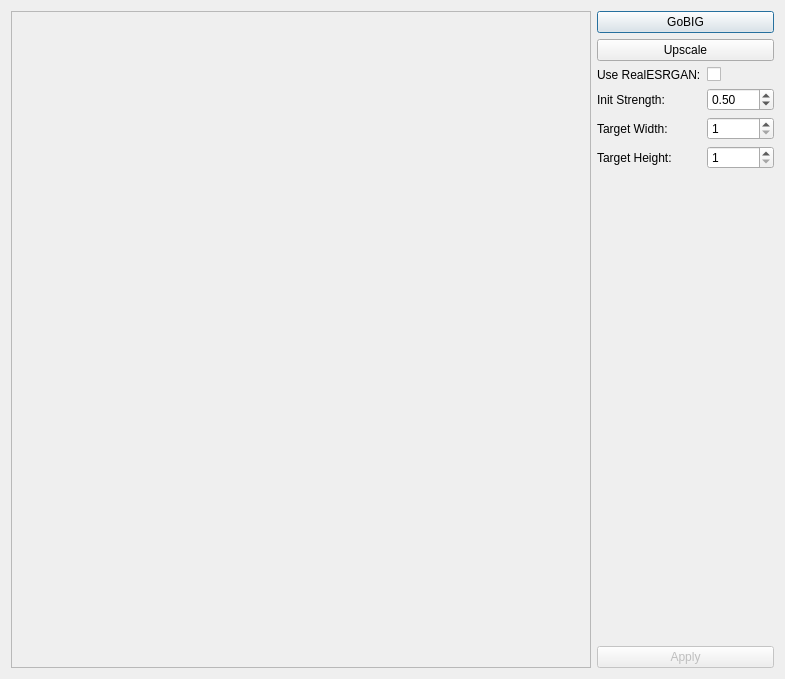
Before: the Qt Designer form image_ai_utils/ui/upscale_dialog.ui in qweryty/image-ai-utils-krita, drawn with Qt 5.
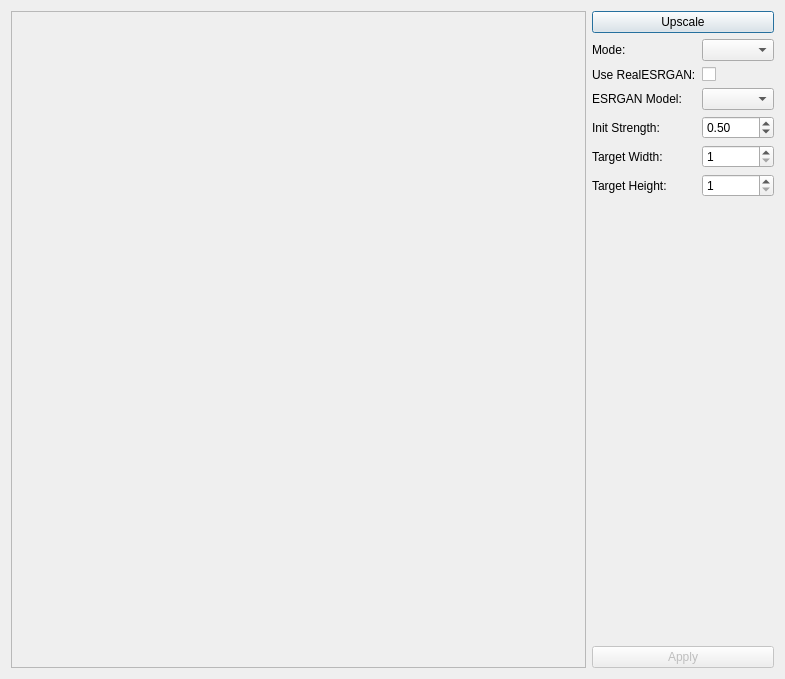
After: the same form once the commit is applied.

Diff of the .ui file:
```diff
--- a/image_ai_utils/ui/upscale_dialog.ui
+++ b/image_ai_utils/ui/upscale_dialog.ui
@@ -26,7 +26,7 @@
          <rect>
           <x>0</x>
           <y>0</y>
-          <width>559</width>
+          <width>554</width>
           <height>655</height>
          </rect>
         </property>
@@ -44,13 +44,6 @@
      </item>
      <item>
       <layout class="QVBoxLayout" name="verticalLayout_2">
-       <item>
-        <widget class="QPushButton" name="gobig_button">
-         <property name="text">
-          <string>GoBIG</string>
-         </property>
-        </widget>
-       </item>
        <item>
         <widget class="QPushButton" name="upscale_button">
          <property name="text">
@@ -60,21 +53,21 @@
        </item>
        <item>
         <layout class="QFormLayout" name="formLayout">
-         <item row="0" column="0">
+         <item row="1" column="0">
           <widget class="QLabel" name="label">
            <property name="text">
             <string>Use RealESRGAN:</string>
            </property>
           </widget>
          </item>
-         <item row="1" column="0">
+         <item row="3" column="0">
           <widget class="QLabel" name="label_2">
            <property name="text">
             <string>Init Strength:</string>
            </property>
           </widget>
          </item>
-         <item row="1" column="1">
+         <item row="3" column="1">
           <widget class="QDoubleSpinBox" name="init_strength_double_spin_box">
            <property name="maximum">
             <double>1.000000000000000</double>
@@ -87,28 +80,28 @@
            </property>
           </widget>
          </item>
-         <item row="0" column="1">
+         <item row="1" column="1">
           <widget class="QCheckBox" name="use_realesrgan_check_box">
            <property name="text">
             <string/>
            </property>
           </widget>
          </item>
-         <item row="2" column="0">
+         <item row="4" column="0">
           <widget class="QLabel" name="label_3">
            <property name="text">
             <string>Target Width:</string>
            </property>
           </widget>
          </item>
-         <item row="3" column="0">
+         <item row="5" column="0">
           <widget class="QLabel" name="label_4">
            <property name="text">
             <string>Target Height:</string>
            </property>
           </widget>
          </item>
-         <item row="2" column="1">
+         <item row="4" column="1">
           <widget class="QSpinBox" name="target_width_spin_box">
            <property name="minimum">
             <number>1</number>
@@ -118,8 +111,8 @@
            </property>
           </widget>
          </item>
-         <item row="3" column="1">
-          <widget class="QSpinBox" name="target">
+         <item row="5" column="1">
+          <widget class="QSpinBox" name="target_height_spin_box">
            <property name="minimum">
             <number>1</number>
            </property>
@@ -128,6 +121,33 @@
            </property>
           </widget>
          </item>
+         <item row="2" column="0">
+          <widget class="QLabel" name="esrgan_model_label">
+           <property name="text">
+            <string>ESRGAN Model:</string>
+           </property>
+          </widget>
+         </item>
+         <item row="2" column="1">
+          <widget class="QComboBox" name="esrgan_model_combo_box">
+           <property name="editable">
+            <bool>false</bool>
+           </property>
+           <property name="frame">
+            <bool>true</bool>
+           </property>
+          </widget>
+         </item>
+         <item row="0" column="0">
+          <widget class="QLabel" name="label_5">
+           <property name="text">
+            <string>Mode:</string>
+           </property>
+          </widget>
+         </item>
+         <item row="0" column="1">
+          <widget class="QComboBox" name="upscale_mode_combo_box"/>
+         </item>
         </layout>
        </item>
        <item>
```
Left out of the diff: 16 changed lines with no effect on the pictures.
